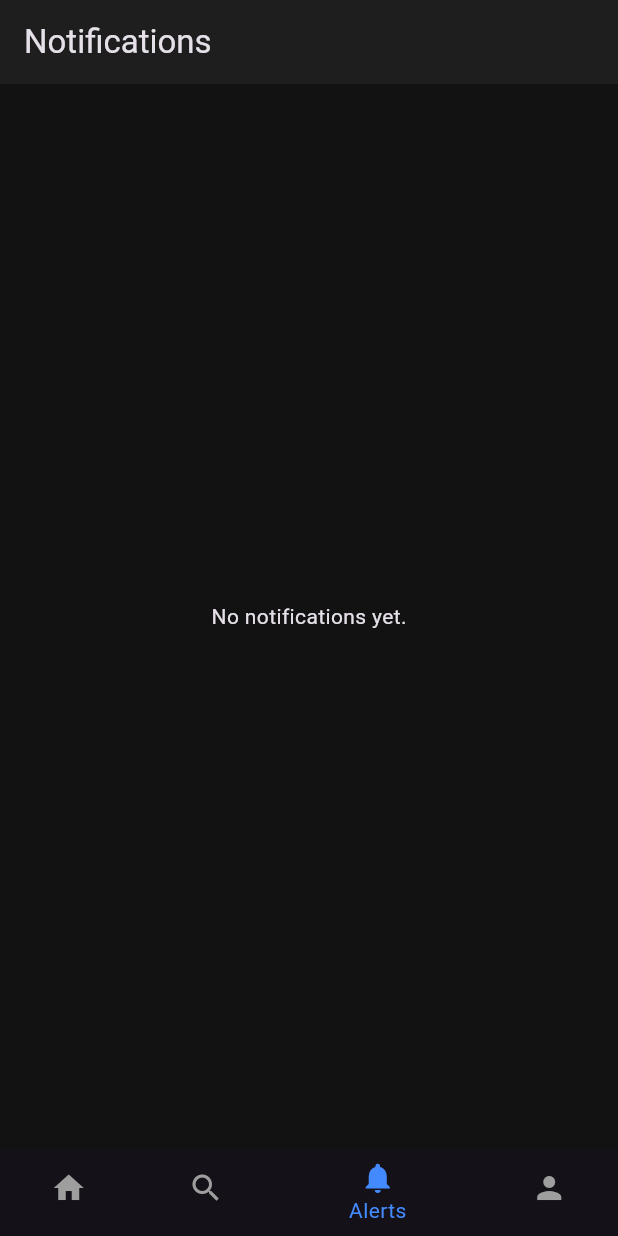
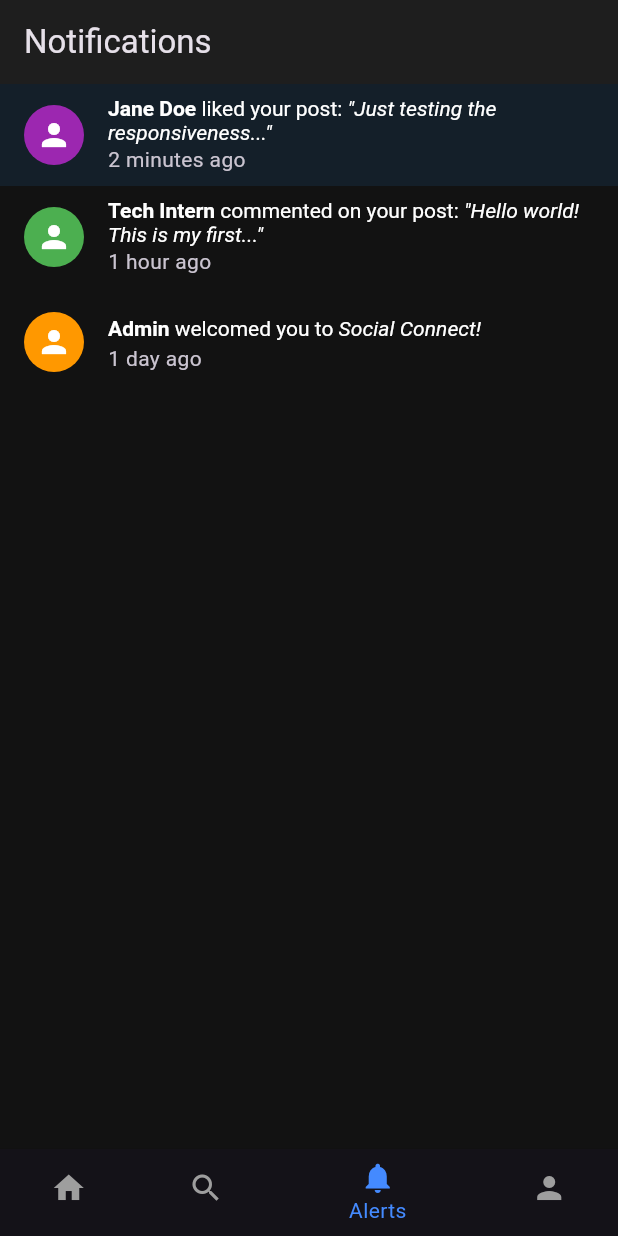
Before and after one commit to musab-18/FLUTTER-FINAL-TASK, a Flutter app: the screen it shows once a user with an empty profile is signed in, item 3 of the bottom bar chosen, on a phone screen of 412 x 824 dp. Run offline on Flutter 3.47's test engine with Material 3 defaults, Android fonts, the phone set to English and light mode, and no system bars; our stand-ins replace cached_network_image, cloud_firestore, firebase_auth, firebase_core, firebase_messaging, firebase_storage and 3 more; accounts and stored records are empty.

Commit message:
Add dummy UI content to Notifications screen

```diff
--- a/lib/screens/main/notifications_screen.dart
+++ b/lib/screens/main/notifications_screen.dart
@@ -26,7 +26,62 @@ class NotificationsScreen extends StatelessWidget {
             return const Center(child: CircularProgressIndicator());
           }
           if (!snapshot.hasData || snapshot.data!.docs.isEmpty) {
-            return const Center(child: Text('No notifications yet.'));
+            return ListView(
+              children: [
+                ListTile(
+                  tileColor: Colors.blue.withValues(alpha: 0.1),
+                  leading: const CircleAvatar(
+                    backgroundColor: Colors.purple,
+                    child: Icon(Icons.person, color: Colors.white),
+                  ),
+                  title: RichText(
+                    text: const TextSpan(
+                      style: TextStyle(color: Colors.white),
+                      children: [
+                        TextSpan(text: 'Jane Doe', style: TextStyle(fontWeight: FontWeight.bold)),
+                        TextSpan(text: ' liked your post: '),
+                        TextSpan(text: '"Just testing the responsiveness..."', style: TextStyle(fontStyle: FontStyle.italic)),
+                      ],
+                    ),
+                  ),
+                  subtitle: const Text('2 minutes ago'),
+                ),
+                ListTile(
+                  leading: const CircleAvatar(
+                    backgroundColor: Colors.green,
+                    child: Icon(Icons.person, color: Colors.white),
+                  ),
+                  title: RichText(
+                    text: const TextSpan(
+                      style: TextStyle(color: Colors.white),
+                      children: [
+                        TextSpan(text: 'Tech Intern', style: TextStyle(fontWeight: FontWeight.bold)),
+                        TextSpan(text: ' commented on your post: '),
+                        TextSpan(text: '"Hello world! This is my first..."', style: TextStyle(fontStyle: FontStyle.italic)),
+                      ],
+                    ),
+                  ),
+                  subtitle: const Text('1 hour ago'),
+                ),
+                ListTile(
+                  leading: const CircleAvatar(
+                    backgroundColor: Colors.orange,
+                    child: Icon(Icons.person, color: Colors.white),
+                  ),
+                  title: RichText(
+                    text: const TextSpan(
+                      style: TextStyle(color: Colors.white),
+                      children: [
+                        TextSpan(text: 'Admin', style: TextStyle(fontWeight: FontWeight.bold)),
+                        TextSpan(text: ' welcomed you to '),
+                        TextSpan(text: 'Social Connect!', style: TextStyle(fontStyle: FontStyle.italic)),
+                      ],
+                    ),
+                  ),
+                  subtitle: const Text('1 day ago'),
+                ),
+              ],
+            );
           }
 
           final notifications = snapshot.data!.docs;
```
